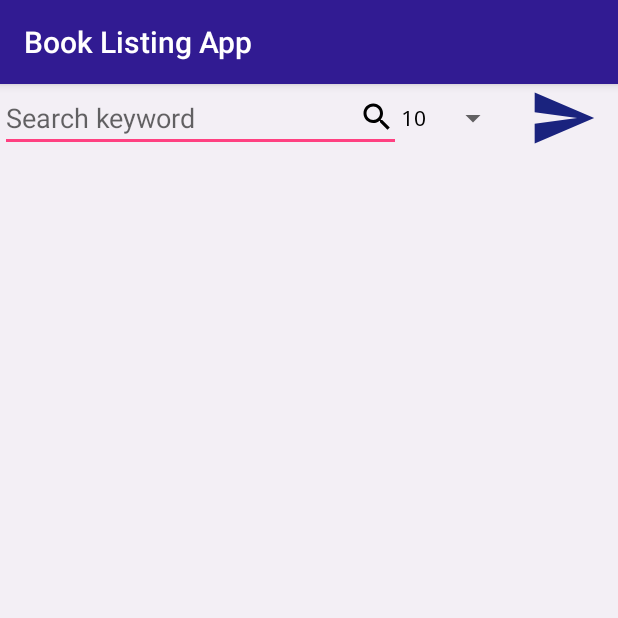
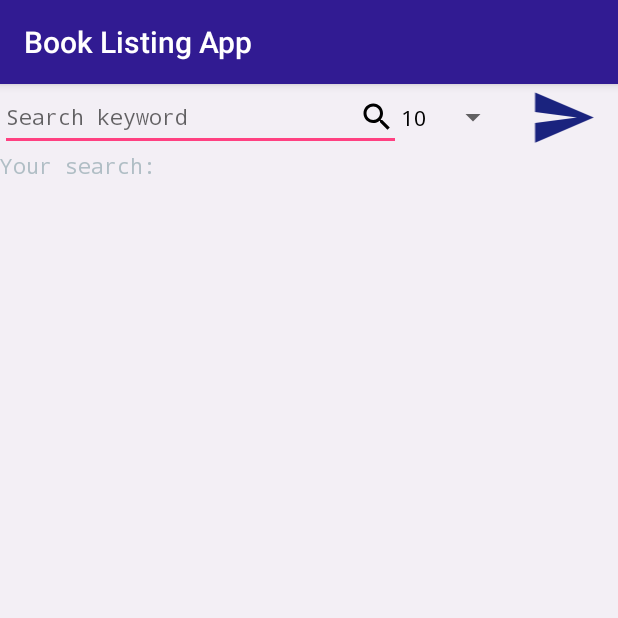
Before and after one commit to coderman202/BookListingApp, an Android app: the screen it shows after launch (MainActivity), after a tap on an icon or button, on a phone screen of 412 x 824 dp, the top half of it. Run offline under Robolectric (Android 15) with nearby library versions, the phone set to English and light mode, and no system bars; our stand-ins replace ButterKnife.

Commit message:
0.5 Added Textview showing latest search

```diff
--- a/app/src/main/java/com/example/android/booklistingapp/BookUtils.java
+++ b/app/src/main/java/com/example/android/booklistingapp/BookUtils.java
@@ -226,6 +226,8 @@ public final class BookUtils {
 
                 for (int i = 0; i < bookArray.length(); i++) {
 
+                    authorList.clear();
+
                     currentBook = bookArray.getJSONObject(i);
                     volumeInfo = currentBook.getJSONObject(API_KEY_VOLUME_INFO);
 
@@ -268,6 +270,7 @@ public final class BookUtils {
                     // Get all categories if there are any
                     if (volumeInfo.has(API_KEY_CATEGORIES)) {
                         categoriesArray = volumeInfo.getJSONArray(API_KEY_CATEGORIES);
+                        categoryList.clear();
                         for (int j = 0; j < categoriesArray.length(); j++) {
                             categoryList.add(categoriesArray.getString(j));
                         }
@@ -306,8 +309,6 @@ public final class BookUtils {
 
                     // Add the new {@link Book} object to the list of books
                     bookList.add(book);
-                    authorList.clear();
-                    categoryList.clear();
                 }
             }
         } catch (JSONException e) {
--- a/app/src/main/java/com/example/android/booklistingapp/MainActivity.java
+++ b/app/src/main/java/com/example/android/booklistingapp/MainActivity.java
@@ -16,6 +16,7 @@ import android.widget.AdapterView;
 import android.widget.EditText;
 import android.widget.ImageView;
 import android.widget.Spinner;
+import android.widget.TextView;
 import android.widget.Toast;
 
 import java.util.ArrayList;
@@ -41,6 +42,10 @@ public class MainActivity extends AppCompatActivity implements android.app.Loade
     // And the button for completing the search.
     @BindView(R.id.book_list_search_box) EditText bookSearchEditText;
     @BindView(R.id.search_button) ImageView searchButton;
+
+    // A text view to show the most recently searched term to the user
+    @BindView(R.id.search_term)
+    TextView searchTermTextView;
 
     // The RecyclerView which displays the list of book items.
     @BindView(R.id.book_list) RecyclerView bookListView;
@@ -136,12 +141,7 @@ public class MainActivity extends AppCompatActivity implements android.app.Loade
     public void onClick(View view){
         switch (view.getId()){
             case R.id.search_button:
-                bookAdapter.clear();
-                searchTerm = bookSearchEditText.getText().toString();
-                httpRequestUrl = prepareRequestUrl();
-                hideKeyboard();
-                initNetworkConnectivityCheck();
-                initBookAdapter();
+                enterSearch();
                 break;
         }
     }
@@ -156,6 +156,20 @@ public class MainActivity extends AppCompatActivity implements android.app.Loade
         } catch (Exception e) {
             Log.e(LOG_TAG, getString(R.string.keyboard_hide_exception), e);
         }
+    }
+
+    /**
+     * A small method called when the search button is entered.
+     */
+    public void enterSearch() {
+        bookAdapter.clear();
+        searchTerm = bookSearchEditText.getText().toString();
+        searchTermTextView.setText(getString(R.string.search_term, searchTerm));
+        bookSearchEditText.setText("");
+        httpRequestUrl = prepareRequestUrl();
+        hideKeyboard();
+        initNetworkConnectivityCheck();
+        initBookAdapter();
     }
 
     /**
--- a/app/src/main/res/layout/activity_main.xml
+++ b/app/src/main/res/layout/activity_main.xml
@@ -14,6 +14,7 @@
         android:weightSum="4">
 
         <EditText
+            style="@style/BookAuthorStyle"
             android:id="@+id/book_list_search_box"
             android:layout_width="0dp"
             android:layout_height="wrap_content"
@@ -40,6 +41,13 @@
 
     </LinearLayout>
 
+    <TextView
+        style="@style/BookAuthorStyle"
+        android:textColor="@color/grey_font_color"
+        android:id="@+id/search_term"
+        android:layout_width="match_parent"
+        android:layout_height="wrap_content"/>
+
     <android.support.v7.widget.RecyclerView
         android:id="@+id/book_list"
         android:layout_width="match_parent"
--- a/app/src/main/res/values/colors.xml
+++ b/app/src/main/res/values/colors.xml
@@ -9,6 +9,8 @@
 
     <color name="button_color">#1A237E</color>
 
+    <color name="grey_font_color">#B0BEC5</color>
+
 
 
 
--- a/app/src/main/res/values/strings.xml
+++ b/app/src/main/res/values/strings.xml
@@ -3,6 +3,9 @@
 
     <!--Edit text hint-->
     <string name="edit_text_hint">Search keyword</string>
+
+    <!--Search term text view-->
+    <string name="search_term">Your search: <xliff:g name="keyword">%s</xliff:g></string>
 
     <!--PLACEHOLDER STRINGS-->
     <string name="placeholder_author">John Doe</string>
--- a/build.gradle
+++ b/build.gradle
@@ -5,7 +5,7 @@ buildscript {
         jcenter()
     }
     dependencies {
-        classpath 'com.android.tools.build:gradle:2.3.2'
+        classpath 'com.android.tools.build:gradle:2.3.3'
         classpath 'com.neenbedankt.gradle.plugins:android-apt:1.8'
 
         // NOTE: Do not place your application dependencies here; they belong
```
